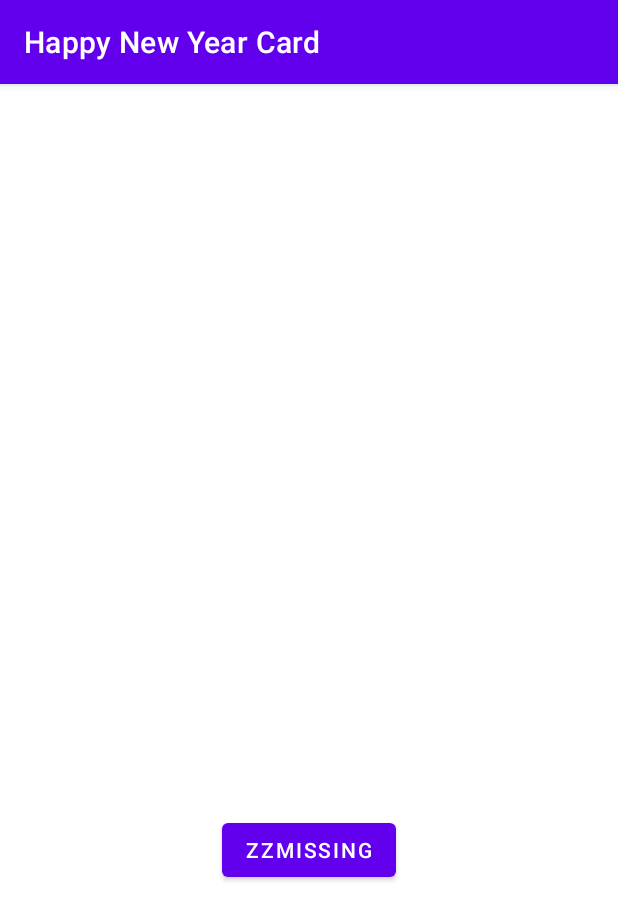
After one commit to AnastasiyaRybakova/android-example, an Android app: the fragment SecondFragment shown on its own in the app's theme, on a phone screen of 412 x 824 dp. The commit adds this screen. Shown: the top 920 px of the screen. Run offline under Robolectric (Android 15) with nearby library versions, the phone set to English and light mode, and no system bars.

Commit message:
added string, float, arrays.

```diff
--- /dev/null
+++ b/HappyNewYearCard/app/src/main/java/com/example/happynewyearcard/SecondFragment.kt
@@ -0,0 +1,31 @@
+package com.example.happynewyearcard
+
+import android.os.Bundle
+import androidx.fragment.app.Fragment
+import android.view.LayoutInflater
+import android.view.View
+import android.view.ViewGroup
+import android.widget.Button
+import androidx.navigation.fragment.findNavController
+
+/**
+ * A simple [Fragment] subclass as the second destination in the navigation.
+ */
+class SecondFragment : Fragment() {
+
+    override fun onCreateView(
+            inflater: LayoutInflater, container: ViewGroup?,
+            savedInstanceState: Bundle?
+    ): View? {
+        // Inflate the layout for this fragment
+        return inflater.inflate(R.layout.fragment_second, container, false)
+    }
+
+    override fun onViewCreated(view: View, savedInstanceState: Bundle?) {
+        super.onViewCreated(view, savedInstanceState)
+
+        view.findViewById<Button>(R.id.button_second).setOnClickListener {
+            findNavController().navigate(R.id.action_SecondFragment_to_FirstFragment)
+        }
+    }
+}
--- /dev/null
+++ b/HappyNewYearCard/app/src/main/res/layout/fragment_second.xml
@@ -0,0 +1,27 @@
+<?xml version="1.0" encoding="utf-8"?>
+<androidx.constraintlayout.widget.ConstraintLayout xmlns:android="http://schemas.android.com/apk/res/android"
+    xmlns:app="http://schemas.android.com/apk/res-auto"
+    xmlns:tools="http://schemas.android.com/tools"
+    android:layout_width="match_parent"
+    android:layout_height="match_parent"
+    tools:context=".SecondFragment">
+
+    <TextView
+        android:id="@+id/textview_second"
+        android:layout_width="wrap_content"
+        android:layout_height="wrap_content"
+        app:layout_constraintBottom_toTopOf="@id/button_second"
+        app:layout_constraintEnd_toEndOf="parent"
+        app:layout_constraintStart_toStartOf="parent"
+        app:layout_constraintTop_toTopOf="parent" />
+
+    <Button
+        android:id="@+id/button_second"
+        android:layout_width="wrap_content"
+        android:layout_height="wrap_content"
+        android:text="@string/previous"
+        app:layout_constraintBottom_toBottomOf="parent"
+        app:layout_constraintEnd_toEndOf="parent"
+        app:layout_constraintStart_toStartOf="parent"
+        app:layout_constraintTop_toBottomOf="@id/textview_second" />
+</androidx.constraintlayout.widget.ConstraintLayout>
```
Also changed, not shown: HappyNewYearCard/app/src/main/java/com/example/happynewyearcard/FirstFragment.kt (added, +31 -0 lines), HappyNewYearCard/app/src/main/res/layout/content_main.xml (added, +19 -0 lines), HappyNewYearCard/app/src/main/res/layout/fragment_first.xml (added, +28 -0 lines), HappyNewYearCard/app/src/main/res/menu/menu_main.xml (added, +10 -0 lines), HappyNewYearCard/app/src/main/res/navigation/nav_graph.xml (added, +28 -0 lines), variables/app/src/main/java/com/example/variables/MainActivity.kt (+70 -0 lines).
